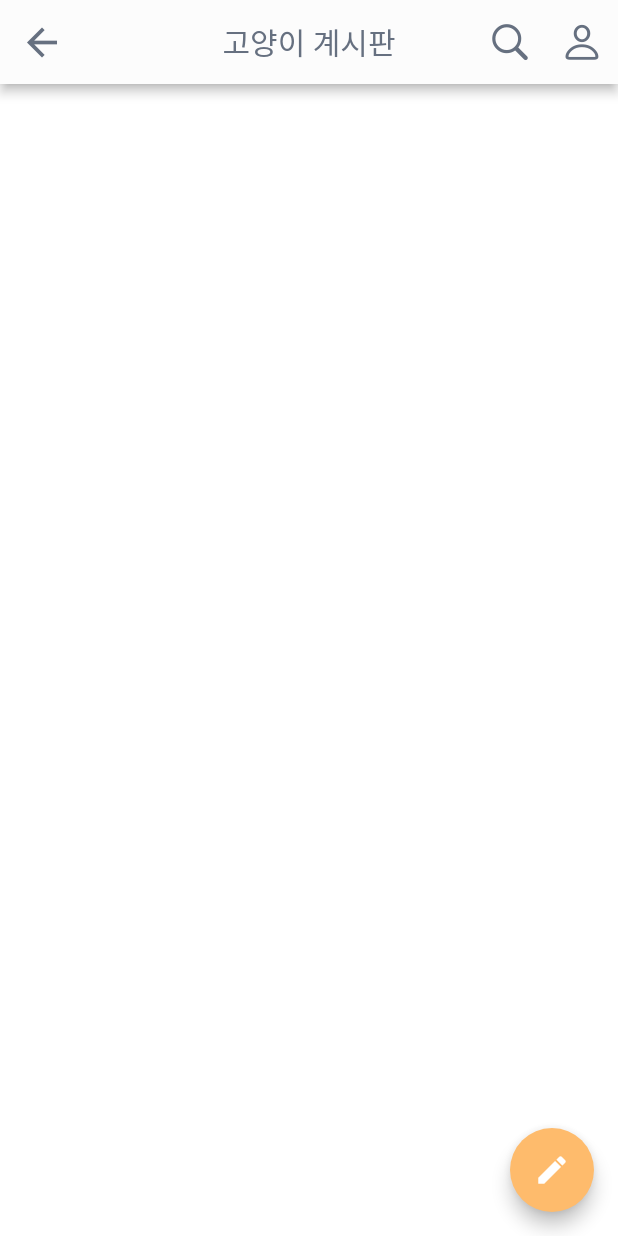
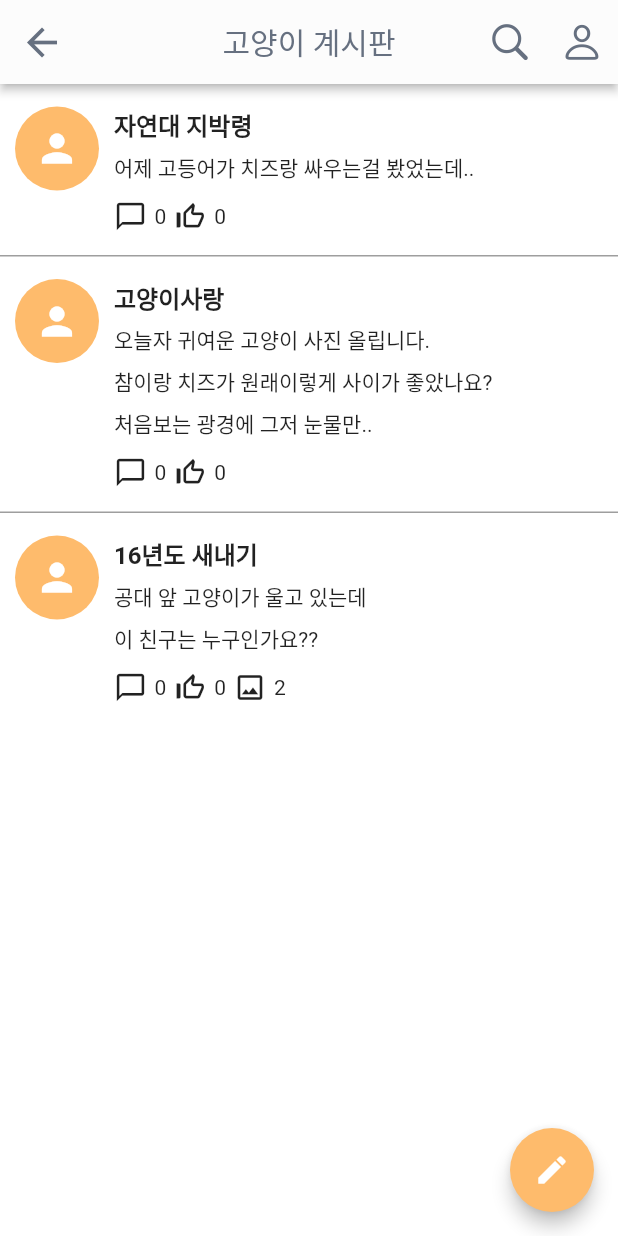
Before and after one commit to five-invincibles/front, a Flutter app: the CommonBoard screen opened by its route, on a phone screen of 412 x 824 dp. Run offline on Flutter 3.47's test engine with Material 2 defaults, Android fonts, the phone set to English and light mode, and no system bars; our stand-ins replace get, google_maps_flutter, location.

Commit message:
common board add tiles

```diff
--- a/lib/Controller/common_board_controller.dart
+++ b/lib/Controller/common_board_controller.dart
@@ -1,3 +1,20 @@
+import 'package:front/Model/common_board_tile.dart';
 import 'package:get/get.dart';
 
-class CommonBoardController extends GetxController {}
+class CommonBoardController extends GetxController {
+  RxList<CommonBoardTile> tiles = <CommonBoardTile>[
+    CommonBoardTile(
+      tileText: '어제 고등어가 치즈랑 싸우는걸 봤었는데..',
+      userNick: '자연대 지박령',
+    ),
+    CommonBoardTile(
+      tileText:
+          '오늘자 귀여운 고양이 사진 올립니다.\n참이랑 치즈가 원래이렇게 사이가 좋았나요?\n처음보는 광경에 그저 눈물만..',
+      userNick: '고양이사랑',
+    ),
+    CommonBoardTile(
+        tileText: '공대 앞 고양이가 울고 있는데\n이 친구는 누구인가요??',
+        userNick: '16년도 새내기',
+        imageCount: 2),
+  ].obs;
+}
--- /dev/null
+++ b/lib/Model/common_board_tile.dart
@@ -0,0 +1,16 @@
+class CommonBoardTile {
+  final String? profileImageUrl;
+  final String userNick;
+  final String tileText;
+  final int commentCount;
+  final int likeCount;
+  final int imageCount;
+
+  CommonBoardTile(
+      {this.profileImageUrl,
+      required this.userNick,
+      required this.tileText,
+      this.commentCount = 0,
+      this.likeCount = 0,
+      this.imageCount = 0});
+}
--- a/lib/View/common_board.dart
+++ b/lib/View/common_board.dart
@@ -1,6 +1,7 @@
 import 'package:flutter/cupertino.dart';
 import 'package:flutter/material.dart';
 import 'package:front/Controller/common_board_controller.dart';
+import 'package:front/Model/common_board_tile.dart';
 import 'package:get/get.dart';
 
 class CommonBoard extends GetView<CommonBoardController> {
@@ -40,10 +41,115 @@ class CommonBoard extends GetView<CommonBoardController> {
             onPressed: () {},
           )
         ],
-        elevation: 3,
+        elevation: 2.5,
         backgroundColor: Color(0xFFFCFCFC),
       ),
-      body: Container(),
+      body: _buildBody(),
+    );
+  }
+
+  Widget _buildBody() {
+    return Obx(() => ListView.separated(
+          itemCount: controller.tiles.length,
+          itemBuilder: (context, index) =>
+              _buildTile(controller.tiles.elementAt(index)),
+          separatorBuilder: (context, index) => Container(
+            decoration: BoxDecoration(
+                border: Border(top: BorderSide(width: 1, color: Colors.grey))),
+          ),
+        ));
+  }
+
+  Widget _buildTile(CommonBoardTile item) {
+    return Container(
+      padding: EdgeInsets.symmetric(vertical: 15),
+      child: Row(
+        crossAxisAlignment: CrossAxisAlignment.start,
+        mainAxisAlignment: MainAxisAlignment.start,
+        children: [
+          Container(
+            margin: EdgeInsets.symmetric(horizontal: 10),
+            child: CircleAvatar(
+              backgroundColor: const Color(0xFFFEBB6C),
+              radius: 28,
+              child: Icon(
+                Icons.person,
+                color: Colors.white,
+                size: 30,
+              ),
+            ),
+          ),
+          Expanded(
+              child: Column(
+            crossAxisAlignment: CrossAxisAlignment.start,
+            mainAxisAlignment: MainAxisAlignment.start,
+            children: [
+              Text(
+                item.userNick,
+                style: TextStyle(fontWeight: FontWeight.bold, fontSize: 16),
+              ),
+              Text(
+                item.tileText,
+                style: TextStyle(height: 2, fontSize: 14),
+              ),
+              Padding(
+                padding: EdgeInsets.only(top: 10),
+              ),
+              Row(
+                children: [
+                  GestureDetector(
+                    onTap: () {},
+                    child: Row(children: [
+                      Icon(
+                        Icons.chat_bubble_outline,
+                        size: 22,
+                      ),
+                      Padding(
+                        padding: EdgeInsets.only(left: 5),
+                      ),
+                      Text(item.commentCount.toString()),
+                    ]),
+                  ),
+                  Padding(
+                    padding: EdgeInsets.only(left: 5),
+                  ),
+                  GestureDetector(
+                    onTap: () {},
+                    child: Row(children: [
+                      Icon(
+                        Icons.thumb_up_off_alt,
+                        size: 22,
+                      ),
+                      Padding(
+                        padding: EdgeInsets.only(left: 5),
+                      ),
+                      Text(item.likeCount.toString()),
+                    ]),
+                  ),
+                  Padding(
+                    padding: EdgeInsets.only(left: 5),
+                  ),
+                  item.imageCount == 0
+                      ? Container()
+                      : GestureDetector(
+                          onTap: () {},
+                          child: Row(children: [
+                            Icon(
+                              Icons.image_outlined,
+                              size: 22,
+                            ),
+                            Padding(
+                              padding: EdgeInsets.only(left: 5),
+                            ),
+                            Text(item.imageCount.toString()),
+                          ]),
+                        ),
+                ],
+              )
+            ],
+          )),
+        ],
+      ),
     );
   }
 }
```
